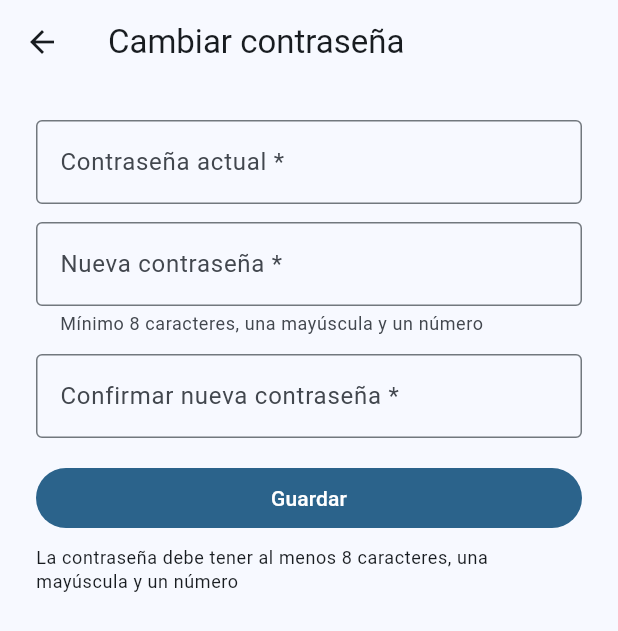
After one commit to MontesOscar/SecurityAccess, a Flutter app: the CambiarContrasenaPage screen opened directly, after a tap on "Guardar", on a phone screen of 412 x 824 dp. The commit adds this screen. Shown: the top 631 px of the screen. Run offline on Flutter 3.47's test engine with Material 3 defaults, Android fonts, the phone set to English and light mode, and no system bars; our stand-ins replace qr_flutter, web; missing offline and left inert: dart:js_interop, mobile_scanner; accounts and stored records are empty; statements that could not run were skipped.

Commit message:
feat(R3): cambiar contraseña
- Opción "Cambiar contraseña" en el menú de perfil de los tres roles.
- Contraseña actual incorrecta muestra un mensaje de error.
- Si no coinciden: "Las contraseñas no coinciden".
- Éxito: "Contraseña actualizada correctamente" y se entra con la nueva.
- Requisitos: mínimo 8 caracteres, una mayúscula y un número; no se
  permite reutilizar la contraseña actual.

```diff
--- a/security_access/lib/app/crear_aplicacion.dart
+++ b/security_access/lib/app/crear_aplicacion.dart
@@ -15,6 +15,7 @@ import 'package:security_access/domain/usecases/cancelar_invitacion.dart';
 import 'package:security_access/domain/usecases/consultar_historial_visitas.dart';
 import 'package:security_access/domain/usecases/consultar_invitaciones.dart';
 import 'package:security_access/domain/usecases/crear_invitacion.dart';
+import 'package:security_access/domain/usecases/cambiar_contrasena.dart';
 import 'package:security_access/domain/usecases/cambiar_estado_usuario.dart';
 import 'package:security_access/domain/usecases/cambiar_estado_vivienda.dart';
 import 'package:security_access/domain/usecases/cerrar_sesion.dart';
@@ -81,6 +82,7 @@ SecurityAccessApp crearAplicacion({
       consultarVisitasDentro: consultarVisitasDentro,
       buscarVisitasActivas: BuscarVisitasActivas(consultarVisitasDentro),
       registrarSalidaManual: RegistrarSalidaManual(cierreVisita),
+      cambiarContrasena: CambiarContrasena(repositorio),
       cuentasDemo: [
         for (final registro in CuentasSemilla.registros)
           CuentaDemo(
--- a/security_access/lib/app/dependencias_app.dart
+++ b/security_access/lib/app/dependencias_app.dart
@@ -2,6 +2,7 @@ import 'package:flutter/material.dart';
 import 'package:security_access/domain/usecases/buscar_entrada_activa.dart';
 import 'package:security_access/domain/usecases/buscar_invitacion.dart';
 import 'package:security_access/domain/usecases/buscar_visitas_activas.dart';
+import 'package:security_access/domain/usecases/cambiar_contrasena.dart';
 import 'package:security_access/domain/usecases/cambiar_estado_usuario.dart';
 import 'package:security_access/domain/usecases/cambiar_estado_vivienda.dart';
 import 'package:security_access/domain/usecases/cancelar_invitacion.dart';
@@ -55,6 +56,7 @@ class Dependencias {
     required this.consultarVisitasDentro,
     required this.buscarVisitasActivas,
     required this.registrarSalidaManual,
+    required this.cambiarContrasena,
   });
 
   final IniciarSesion iniciarSesion;
@@ -84,6 +86,7 @@ class Dependencias {
   final ConsultarVisitasDentro consultarVisitasDentro;
   final BuscarVisitasActivas buscarVisitasActivas;
   final RegistrarSalidaManual registrarSalidaManual;
+  final CambiarContrasena cambiarContrasena;
 }
 
 class DependenciasApp extends InheritedWidget {
--- a/security_access/lib/data/repositories/in_memory_auth_repository.dart
+++ b/security_access/lib/data/repositories/in_memory_auth_repository.dart
@@ -89,6 +89,29 @@ class InMemoryAuthRepository implements AuthRepository {
   }
 
   @override
+  Future<void> actualizarContrasena({
+    required String id,
+    required String contrasena,
+  }) async {
+    final indice = _registros.indexWhere((registro) => registro.id == id);
+    if (indice < 0) {
+      return;
+    }
+    final actual = _registros[indice];
+    _registros[indice] = RegistroCuenta(
+      id: actual.id,
+      nombre: actual.nombre,
+      correo: actual.correo,
+      contrasena: contrasena,
+      telefono: actual.telefono,
+      rol: actual.rol,
+      estado: actual.estado,
+      viviendaId: actual.viviendaId,
+      viviendaNumero: actual.viviendaNumero,
+    );
+  }
+
+  @override
   Future<void> abrirSesion(Usuario usuario) async {
     sesionActual = usuario;
   }
--- a/security_access/lib/domain/repositories/auth_repository.dart
+++ b/security_access/lib/domain/repositories/auth_repository.dart
@@ -18,6 +18,11 @@ abstract class AuthRepository {
 
   Future<void> actualizar(Usuario usuario);
 
+  Future<void> actualizarContrasena({
+    required String id,
+    required String contrasena,
+  });
+
   Future<void> abrirSesion(Usuario usuario);
 
   Future<void> cerrarSesion();
--- /dev/null
+++ b/security_access/lib/domain/usecases/cambiar_contrasena.dart
@@ -0,0 +1,44 @@
+import 'package:security_access/domain/entities/usuario.dart';
+import 'package:security_access/domain/repositories/auth_repository.dart';
+import 'package:security_access/domain/usecases/reglas_contrasena.dart';
+import 'package:security_access/domain/usecases/resultado_cambiar_contrasena.dart';
+
+class CambiarContrasena {
+  const CambiarContrasena(this._repositorio);
+
+  final AuthRepository _repositorio;
+
+  static const mensajeObligatorios = 'Todos los campos son obligatorios';
+  static const mensajeActualIncorrecta = 'La contraseña actual es incorrecta';
+  static const mensajeIgualActual =
+      'La nueva contraseña no puede ser igual a la actual';
+
+  Future<ResultadoCambiarContrasena> call({
+    required Usuario usuario,
+    required String actual,
+    required String nueva,
+    required String confirmacion,
+  }) async {
+    if (actual.isEmpty || nueva.isEmpty || confirmacion.isEmpty) {
+      return const ContrasenaNoActualizada(mensajeObligatorios);
+    }
+    final correcta = await _repositorio.contrasenaCoincide(
+      correo: usuario.correo,
+      contrasena: actual,
+    );
+    if (!correcta) {
+      return const ContrasenaNoActualizada(mensajeActualIncorrecta);
+    }
+    if (nueva != confirmacion) {
+      return const ContrasenaNoActualizada(ReglasContrasena.mensajeNoCoinciden);
+    }
+    if (!ReglasContrasena.cumple(nueva)) {
+      return const ContrasenaNoActualizada(ReglasContrasena.mensajeRequisitos);
+    }
+    if (nueva == actual) {
+      return const ContrasenaNoActualizada(mensajeIgualActual);
+    }
+    await _repositorio.actualizarContrasena(id: usuario.id, contrasena: nueva);
+    return const ContrasenaActualizada();
+  }
+}
--- /dev/null
+++ b/security_access/lib/domain/usecases/reglas_contrasena.dart
@@ -0,0 +1,13 @@
+/// Requisitos mínimos de una contraseña nueva: al menos 8 caracteres,
+/// una letra mayúscula y un número.
+abstract final class ReglasContrasena {
+  static const mensajeRequisitos =
+      'La contraseña debe tener al menos 8 caracteres, una mayúscula y un número';
+  static const mensajeNoCoinciden = 'Las contraseñas no coinciden';
+
+  static bool cumple(String contrasena) {
+    return contrasena.length >= 8 &&
+        RegExp('[A-ZÁÉÍÓÚÜÑ]').hasMatch(contrasena) &&
+        RegExp('[0-9]').hasMatch(contrasena);
+  }
+}
--- /dev/null
+++ b/security_access/lib/domain/usecases/resultado_cambiar_contrasena.dart
@@ -0,0 +1,15 @@
+sealed class ResultadoCambiarContrasena {
+  const ResultadoCambiarContrasena();
+}
+
+class ContrasenaActualizada extends ResultadoCambiarContrasena {
+  const ContrasenaActualizada();
+
+  static const mensaje = 'Contraseña actualizada correctamente';
+}
+
+class ContrasenaNoActualizada extends ResultadoCambiarContrasena {
+  const ContrasenaNoActualizada(this.mensaje);
+
+  final String mensaje;
+}
--- /dev/null
+++ b/security_access/lib/presentation/cuenta/cambiar_contrasena_page.dart
@@ -0,0 +1,123 @@
+import 'package:flutter/material.dart';
+import 'package:security_access/app/dependencias_app.dart';
+import 'package:security_access/domain/usecases/reglas_contrasena.dart';
+import 'package:security_access/presentation/comun/mostrar_aviso.dart';
+import 'package:security_access/presentation/cuenta/cambiar_contrasena_view_model.dart';
+
+class CambiarContrasenaPage extends StatefulWidget {
+  const CambiarContrasenaPage({super.key});
+
+  @override
+  State<CambiarContrasenaPage> createState() => _CambiarContrasenaPageState();
+}
+
+class _CambiarContrasenaPageState extends State<CambiarContrasenaPage> {
+  final _actual = TextEditingController();
+  final _nueva = TextEditingController();
+  final _confirmacion = TextEditingController();
+  CambiarContrasenaViewModel? _viewModel;
+
+  @override
+  void didChangeDependencies() {
+    super.didChangeDependencies();
+    if (_viewModel != null) {
+      return;
+    }
+    final dependencias = DependenciasApp.of(context);
+    _viewModel = CambiarContrasenaViewModel(
+      cambiar: dependencias.cambiarContrasena,
+      usuario: dependencias.session.usuario,
+    );
+  }
+
+  @override
+  void dispose() {
+    _actual.dispose();
+    _nueva.dispose();
+    _confirmacion.dispose();
+    _viewModel?.dispose();
+    super.dispose();
+  }
+
+  @override
+  Widget build(BuildContext context) {
+    final viewModel = _viewModel!;
+    final tema = Theme.of(context);
+    return Scaffold(
+      key: const Key('pagina-cambiar-contrasena'),
+      appBar: AppBar(title: const Text('Cambiar contraseña')),
+      body: ListenableBuilder(
+        listenable: viewModel,
+        builder: (context, _) {
+          return ListView(
+            padding: const EdgeInsets.all(24),
+            children: [
+              TextField(
+                key: const Key('campo-contrasena-actual'),
+                controller: _actual,
+                obscureText: true,
+                decoration: const InputDecoration(
+                  labelText: 'Contraseña actual *',
+                  border: OutlineInputBorder(),
+                ),
+              ),
+              const SizedBox(height: 12),
+              TextField(
+                key: const Key('campo-contrasena-nueva'),
+                controller: _nueva,
+                obscureText: true,
+                decoration: const InputDecoration(
+                  labelText: 'Nueva contraseña *',
+                  helperText: 'Mínimo 8 caracteres, una mayúscula y un número',
+                  border: OutlineInputBorder(),
+                ),
+              ),
+              const SizedBox(height: 12),
+              TextField(
+                key: const Key('campo-contrasena-confirmacion'),
+                controller: _confirmacion,
+                obscureText: true,
+                decoration: const InputDecoration(
+                  labelText: 'Confirmar nueva contraseña *',
+                  border: OutlineInputBorder(),
+                ),
+              ),
+              if (viewModel.error != null) ...[
+                const SizedBox(height: 12),
+                Text(
+                  viewModel.error!,
+                  key: const Key('error-cambiar-contrasena'),
+                  style: TextStyle(color: tema.colorScheme.error),
+                ),
+              ],
+              const SizedBox(height: 16),
+              FilledButton(
+                key: const Key('boton-guardar-contrasena'),
+                onPressed: viewModel.guardando ? null : () => _guardar(),
+                child: const Text('Guardar'),
+              ),
+              const SizedBox(height: 8),
+              Text(
+                ReglasContrasena.mensajeRequisitos,
+                style: tema.textTheme.bodySmall,
+              ),
+            ],
+          );
+        },
+      ),
+    );
+  }
+
+  Future<void> _guardar() async {
+    final mensaje = await _viewModel!.guardar(
+      actual: _actual.text,
+      nueva: _nueva.text,
+      confirmacion: _confirmacion.text,
+    );
+    if (!mounted || mensaje == null) {
+      return;
+    }
+    mostrarAviso(context, mensaje);
+    Navigator.of(context).pop();
+  }
+}
--- /dev/null
+++ b/security_access/lib/presentation/cuenta/cambiar_contrasena_view_model.dart
@@ -0,0 +1,48 @@
+import 'package:flutter/foundation.dart';
+import 'package:security_access/domain/entities/usuario.dart';
+import 'package:security_access/domain/usecases/cambiar_contrasena.dart';
+import 'package:security_access/domain/usecases/resultado_cambiar_contrasena.dart';
+
+class CambiarContrasenaViewModel extends ChangeNotifier {
+  CambiarContrasenaViewModel({required this._cambiar, required this._usuario});
+
+  final CambiarContrasena _cambiar;
+  final Usuario? _usuario;
+
+  String? _error;
+  var _guardando = false;
+
+  String? get error => _error;
+  bool get guardando => _guardando;
+
+  /// Devuelve el mensaje de éxito, o `null` si hubo error (ver [error]).
+  Future<String?> guardar({
+    required String actual,
+    required String nueva,
+    required String confirmacion,
+  }) async {
+    final usuario = _usuario;
+    if (usuario == null || _guardando) {
+      return null;
+    }
+    _guardando = true;
+    _error = null;
+    notifyListeners();
+    final resultado = await _cambiar(
+      usuario: usuario,
+      actual: actual,
+      nueva: nueva,
+      confirmacion: confirmacion,
+    );
+    _guardando = false;
+    switch (resultado) {
+      case ContrasenaActualizada():
+        notifyListeners();
+        return ContrasenaActualizada.mensaje;
+      case ContrasenaNoActualizada(:final mensaje):
+        _error = mensaje;
+        notifyListeners();
+        return null;
+    }
+  }
+}
```
Also changed, not shown: security_access/lib/presentation/home/menu_rol_page.dart (+12 -0 lines), 2 other files.
